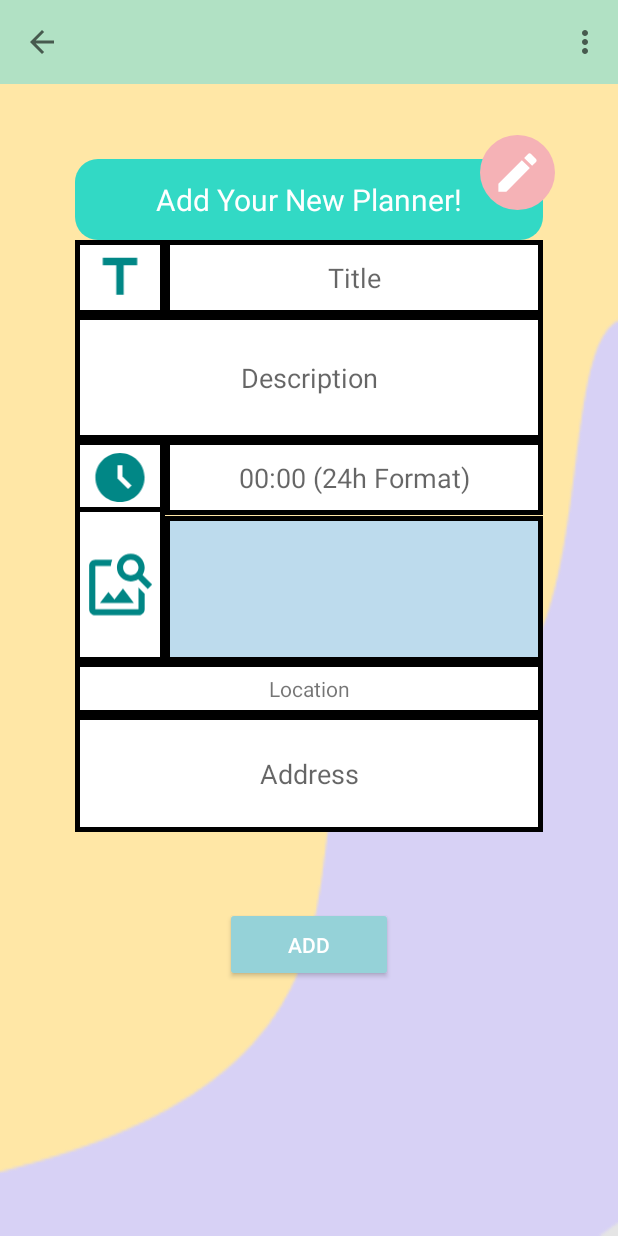
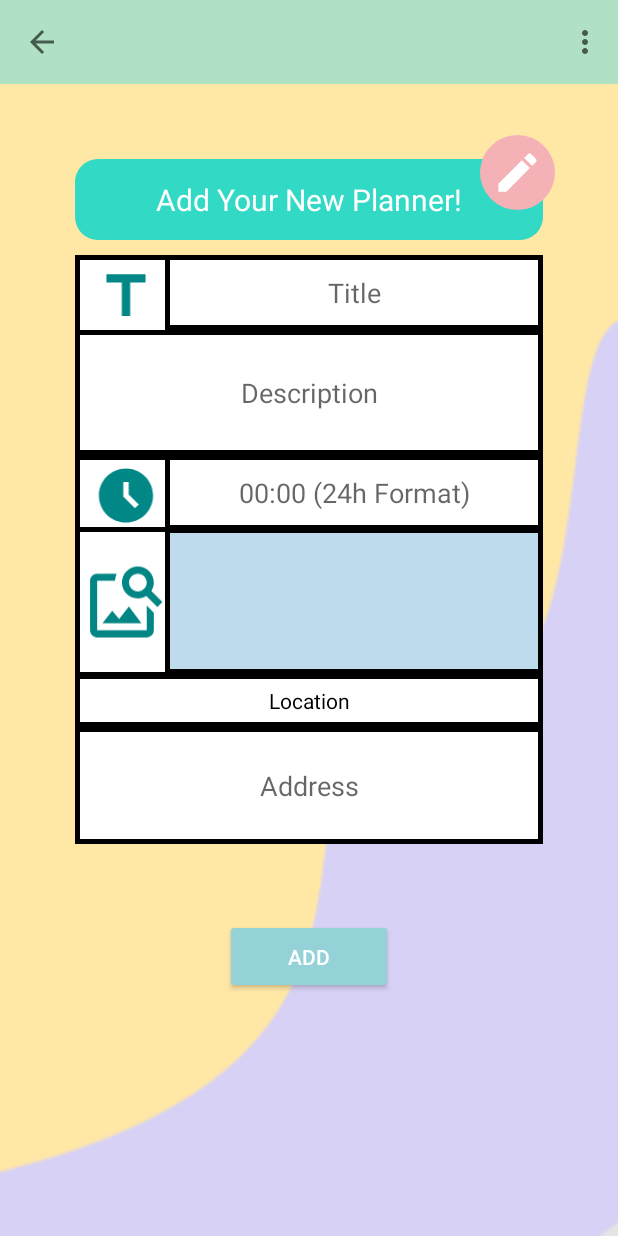
Before and after one commit to hananaa16/Plannerly, an Android app: the AddActivity screen opened directly, with no data from a screen before it, on a phone screen of 412 x 824 dp. Run offline under Robolectric (Android 15) with nearby library versions, the phone set to English and light mode, and no system bars; our stand-ins replace Firebase (no records; nobody signed in at launch, a user with empty details on screens opened directly), Picasso; libraries missing offline, so code that uses them is left out: com.basgeekball.awesomevalidation, com.theartofdev.edmodo; 5 statements that could not run were skipped.

Commit message:
29 November 2021

```diff
--- a/app/src/main/res/layout/activity_add.xml
+++ b/app/src/main/res/layout/activity_add.xml
@@ -60,11 +60,10 @@
 
     <ImageView
         android:id="@+id/iconAdd1"
-        android:layout_width="60dp"
-        android:layout_height="50dp"
+        android:layout_width="68dp"
+        android:layout_height="55dp"
         android:layout_marginLeft="50sp"
-        android:layout_marginTop="20dp"
-        android:layout_marginRight="300sp"
+        android:layout_marginTop="30dp"
         android:height="50dp"
         android:background="@drawable/outer"
         android:padding="5dp"
@@ -75,7 +74,7 @@
         android:layout_width="match_parent"
         android:layout_height="wrap_content"
         android:layout_marginLeft="110sp"
-        android:layout_marginTop="-50dp"
+        android:layout_marginTop="-55dp"
         android:layout_marginRight="50sp"
         android:height="50sp"
         android:background="@drawable/outer"
@@ -95,8 +94,8 @@
 
     <ImageView
         android:id="@+id/iconAdd2"
-        android:layout_width="60dp"
-        android:layout_height="50dp"
+        android:layout_width="68dp"
+        android:layout_height="54dp"
         android:layout_marginLeft="50sp"
         android:layout_marginTop="0dp"
         android:layout_marginRight="300sp"
@@ -110,7 +109,7 @@
         android:layout_width="match_parent"
         android:layout_height="wrap_content"
         android:layout_marginLeft="110sp"
-        android:layout_marginTop="-50dp"
+        android:layout_marginTop="-54dp"
         android:layout_marginRight="50sp"
         android:height="50sp"
         android:background="@drawable/outer"
@@ -119,53 +118,39 @@
 
     <ImageView
         android:id="@+id/iconAdd3"
-        android:layout_width="60dp"
-        android:layout_height="103dp"
+        android:layout_width="67dp"
+        android:layout_height="100dp"
         android:layout_marginLeft="50sp"
-        android:layout_marginTop="-5dp"
-        android:layout_marginRight="300sp"
+        android:layout_marginTop="-2dp"
         android:height="50sp"
         android:background="@drawable/outer"
         android:padding="5dp"
         android:src="@drawable/ic_baseline_image_search_24" />
-
-
-    <ImageView
-        android:id="@+id/pickImage2"
-        android:layout_width="252dp"
-        android:layout_height="97dp"
-        android:layout_marginLeft="110sp"
-        android:layout_marginTop="-97dp"
-        android:layout_marginRight="50sp"
-        android:height="50sp"
-        android:gravity="center"
-        android:src="@drawable/outerimage" />
 
     <ImageView
         android:id="@+id/pickImage"
         android:layout_width="match_parent"
         android:layout_height="97dp"
         android:layout_marginLeft="110sp"
-        android:layout_marginTop="-97dp"
+        android:layout_marginTop="-99dp"
         android:layout_marginRight="50sp"
-        android:height="50sp"
         android:gravity="center"
         android:src="@drawable/outerimage" />
 
     <TextView
         android:id="@+id/location"
         android:layout_width="match_parent"
-        android:layout_height="wrap_content"
+        android:layout_height="35sp"
         android:layout_marginLeft="50sp"
         android:layout_marginRight="50sp"
-        android:height="35sp"
         android:background="@drawable/outer"
         android:gravity="center"
+        android:textColor="@color/black"
         android:text="Location" />
 
     <EditText
         android:id="@+id/addressDesc"
-        android:layout_width="312dp"
+        android:layout_width="match_parent"
         android:layout_height="78dp"
         android:layout_marginLeft="50sp"
         android:layout_marginRight="50sp"
```
